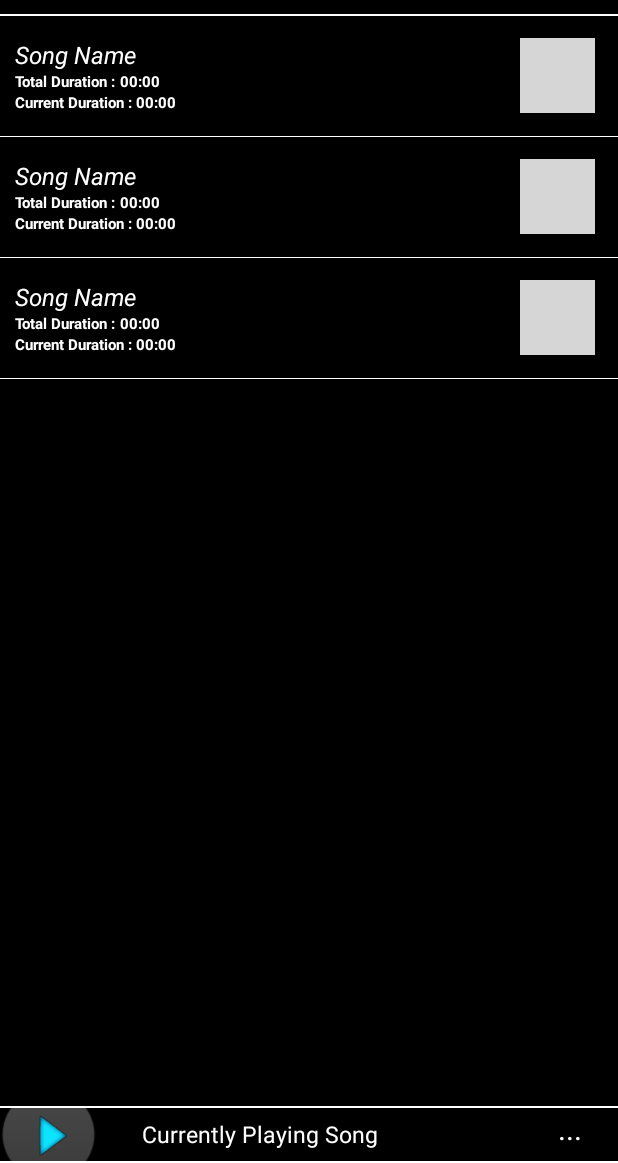
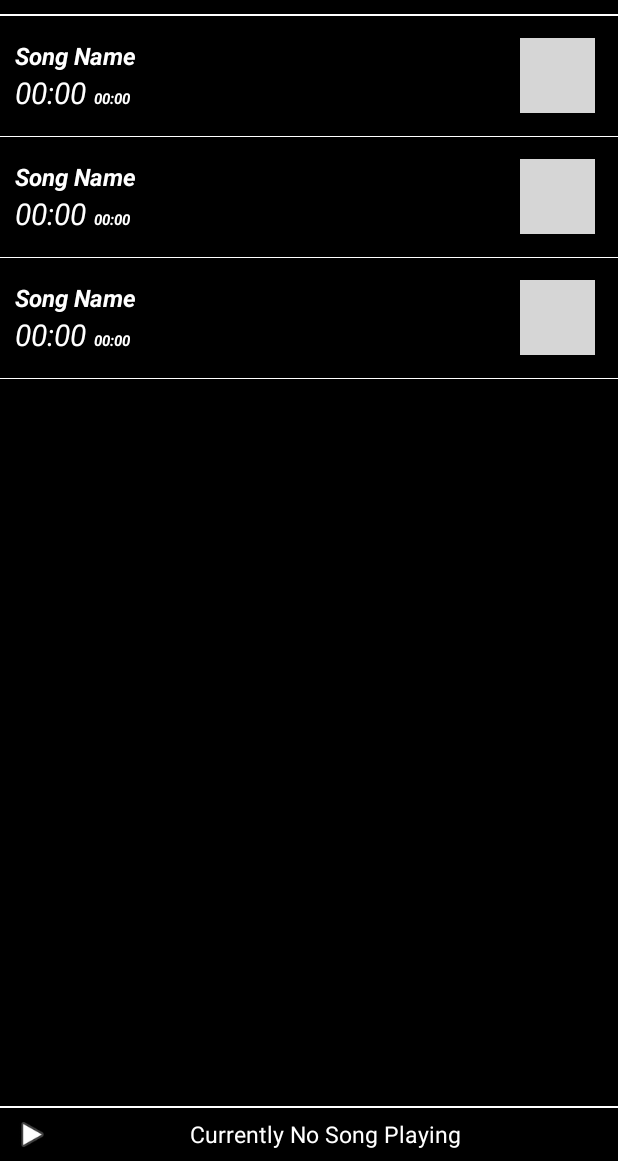
Before and after one commit to atu09/RoarApp, an Android app: the layout activity_list.xml on its own in the app's theme, with its tools: preview values and no code run, on a phone screen of 412 x 824 dp, the part 73-1236 px from its top. Run offline under Robolectric (Android 15) with nearby library versions, the phone set to English and light mode, and no system bars; plain views replace CircularProgressView; grey boxes are pictures that could not be loaded.

Commit message:
Improved & Redesign with BatLook.

```diff
--- a/app/src/main/java/com/atirek/alm/roarapp/NotificationService.java
+++ b/app/src/main/java/com/atirek/alm/roarapp/NotificationService.java
@@ -270,6 +270,7 @@ public class NotificationService extends Service implements AudioManager.OnAudio
                         if (Constants.isRunning) {
                             NewMediaPlayer.songsAdapter.notifyDataSetChanged();
                             NewMediaPlayer.btn_play2.setImageResource(R.drawable.home_play);
+                            NewMediaPlayer.handle_play.setImageResource(android.R.drawable.ic_media_play);
                         }
                         showNotification();
                         //stopForeground(true);
@@ -380,6 +381,7 @@ public class NotificationService extends Service implements AudioManager.OnAudio
 
             if (Constants.isRunning) {
                 NewMediaPlayer.btn_play2.setImageResource(R.drawable.home_pause);
+                NewMediaPlayer.handle_play.setImageResource(android.R.drawable.ic_media_pause);
                 NewMediaPlayer.mHandler.post(NewMediaPlayer.UpdateSongTime);
                 NewMediaPlayer.songsAdapter.notifyDataSetChanged();
             }
--- a/app/src/main/res/layout/activity_list.xml
+++ b/app/src/main/res/layout/activity_list.xml
@@ -79,7 +79,7 @@
     <include
         layout="@layout/sliding_drawer"
         android:layout_width="match_parent"
-        android:layout_height="162.5dp"
+        android:layout_height="175dp"
         android:layout_gravity="bottom" />
 
 </FrameLayout>
--- a/app/src/main/res/layout/handle_layout.xml
+++ b/app/src/main/res/layout/handle_layout.xml
@@ -14,40 +14,58 @@
 
     <LinearLayout xmlns:android="http://schemas.android.com/apk/res/android"
         android:layout_width="match_parent"
-        android:layout_height="wrap_content"
+        android:layout_height="35dp"
         android:background="@color/black"
         android:orientation="horizontal">
 
-        <ImageView
+        <ImageButton
             android:id="@+id/handle_play"
-            android:layout_width="35dp"
-            android:layout_height="35dp"
-            android:layout_weight="0.25"
+            android:layout_width="wrap_content"
+            android:layout_height="match_parent"
+            android:layout_weight="0"
             android:background="@android:color/transparent"
-            android:clickable="true"
-            android:focusable="true"
-            android:focusableInTouchMode="true"
-            android:scaleType="centerCrop"
-            android:src="@drawable/btn_play" />
+            android:padding="5dp"
+            android:scaleType="centerInside"
+            android:src="@android:drawable/ic_media_play" />
+
+        <LinearLayout
+            android:layout_width="match_parent"
+            android:layout_height="match_parent"
+            android:layout_gravity="center_vertical"
+            android:layout_marginLeft="20dp"
+            android:layout_marginRight="30dp"
+            android:layout_weight="1"
+            android:gravity="center">
+
+            <TextView
+                android:id="@+id/handle_songName"
+                android:layout_width="wrap_content"
+                android:layout_height="wrap_content"
+                android:ellipsize="marquee"
+                android:focusable="true"
+                android:focusableInTouchMode="true"
+                android:marqueeRepeatLimit="marquee_forever"
+                android:singleLine="true"
+                android:text="Currently No Song Playing"
+                android:textColor="@color/white"
+                android:textSize="15dp">
+
+                <requestFocus android:duplicateParentState="true" />
+
+            </TextView>
+
+        </LinearLayout>
 
         <TextView
-            android:id="@+id/handle_songName"
+            android:id="@+id/tv_currentVoiceProgress"
             android:layout_width="wrap_content"
-            android:layout_height="wrap_content"
-            android:layout_gravity="center_vertical"
-            android:layout_marginLeft="30dp"
-            android:layout_weight="1"
-            android:text="Currently Playing Song"
+            android:layout_height="match_parent"
+            android:gravity="center"
+            android:paddingRight="10dp"
+            android:singleLine="true"
+            android:text=""
             android:textColor="@color/white"
             android:textSize="15dp" />
-
-        <TextView
-            android:layout_width="wrap_content"
-            android:layout_height="wrap_content"
-            android:layout_weight="0.2"
-            android:text="..."
-            android:textColor="#FFF"
-            android:textSize="20dp" />
 
     </LinearLayout>
 
--- a/app/src/main/res/layout/song_listing_item.xml
+++ b/app/src/main/res/layout/song_listing_item.xml
@@ -22,21 +22,22 @@
             android:text="Song Name"
             android:textColor="@color/white"
             android:textSize="16dp"
-            android:textStyle="italic" />
+            android:textStyle="italic|bold" />
 
         <TableRow
             android:layout_width="wrap_content"
             android:layout_height="wrap_content">
 
             <TextView
+                android:id="@+id/songCurrentDuration"
                 android:layout_width="wrap_content"
                 android:layout_height="wrap_content"
+                android:layout_marginRight="5dp"
                 android:singleLine="true"
-                android:text="Total Duration : "
+                android:text="00:00"
                 android:textColor="@color/white"
-                android:textSize="10dp"
-                android:textStyle="bold" />
-
+                android:textSize="20dp"
+                android:textStyle="italic" />
 
             <TextView
                 android:id="@+id/songTotalDuration"
@@ -46,33 +47,7 @@
                 android:text="00:00"
                 android:textColor="@color/white"
                 android:textSize="10dp"
-                android:textStyle="bold" />
-
-
-        </TableRow>
-
-        <TableRow
-            android:layout_width="wrap_content"
-            android:layout_height="wrap_content">
-
-            <TextView
-                android:layout_width="wrap_content"
-                android:layout_height="wrap_content"
-                android:singleLine="true"
-                android:text="Current Duration : "
-                android:textColor="@color/white"
-                android:textSize="10dp"
-                android:textStyle="bold" />
-
-            <TextView
-                android:id="@+id/songCurrentDuration"
-                android:layout_width="wrap_content"
-                android:layout_height="wrap_content"
-                android:singleLine="true"
-                android:text="00:00"
-                android:textColor="@color/white"
-                android:textSize="10dp"
-                android:textStyle="bold" />
+                android:textStyle="italic|bold" />
 
         </TableRow>
 
```
Also changed, not shown: app/src/main/java/com/atirek/alm/roarapp/NewMediaPlayer.java (+48 -5 lines), app/src/main/res/layout/new_content.xml (+45 -10 lines).
